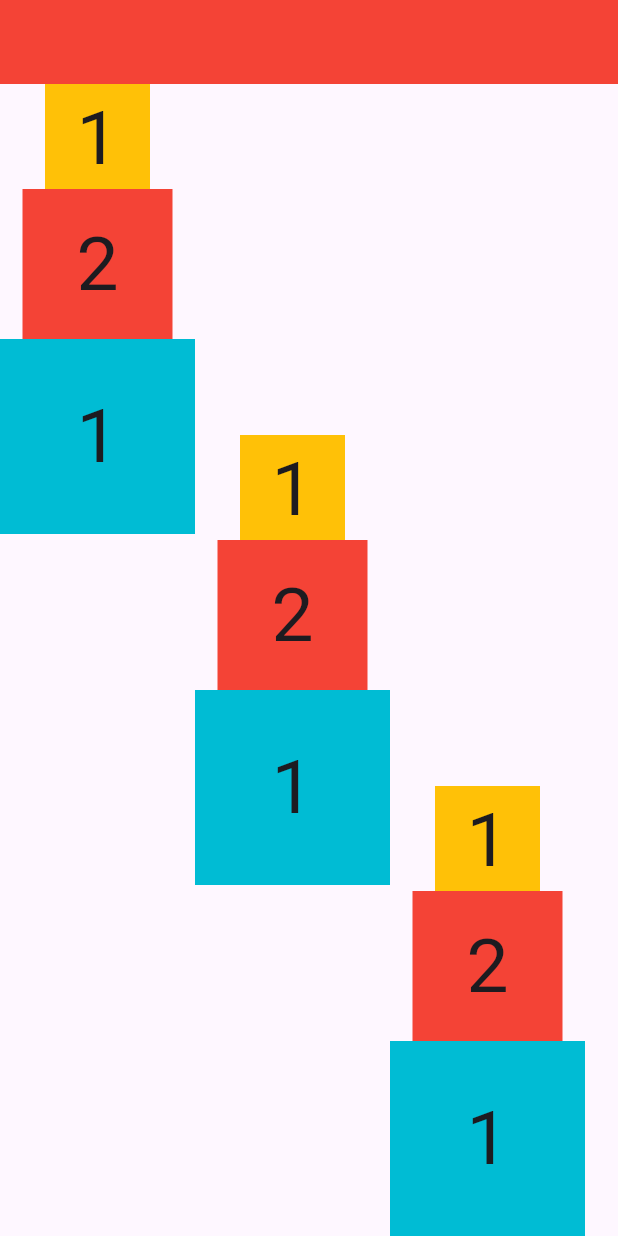
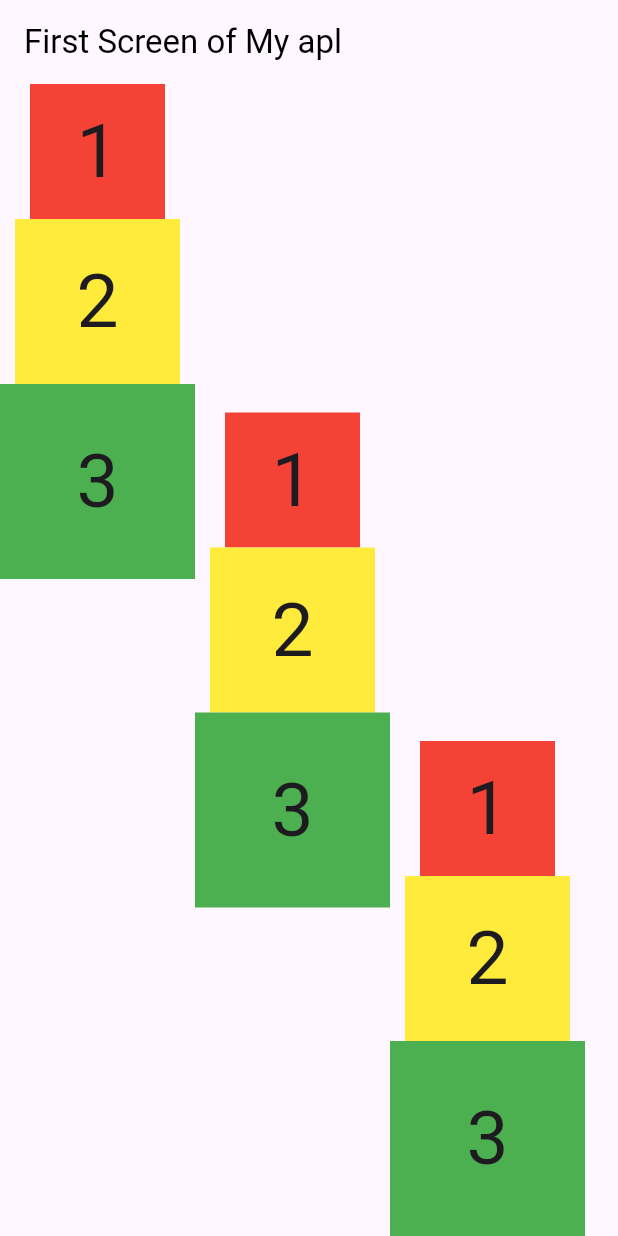
Before and after one commit to urm-jk/booster, a Flutter app: the screen it shows after launch, on a phone screen of 412 x 824 dp. Run offline on Flutter 3.47's test engine with Material 3 defaults, Android fonts, the phone set to English and light mode, and no system bars.

Commit message:
first commit

```diff
--- a/lib/main.dart
+++ b/lib/main.dart
@@ -10,19 +10,48 @@ class MyApp extends StatelessWidget {
   @override
   Widget build(BuildContext context) {
     return MaterialApp(
+      debugShowCheckedModeBanner: false,
       home: Scaffold(
         appBar: AppBar(
-          backgroundColor: Colors.red,
+          title: const Text(
+            'First Screen of My apl',
+            style: TextStyle(color: Colors.black),
           ),
-        body: Row(
+        ),
+        body: const Row(
           children: [
-            Column(
+            MyColumn(
               mainAxisAlignment: MainAxisAlignment.start,
+            ),
+            MyColumn(
+              mainAxisAlignment: MainAxisAlignment.center,
+            ),
+            MyColumn(
+              mainAxisAlignment: MainAxisAlignment.end,
+            ),
+          ],
+        ),
+      ),
+    );
+  }
+}
+
+class MyColumn extends StatelessWidget {
+  const MyColumn({
+    super.key,
+    required this.mainAxisAlignment,
+  });
+  final MainAxisAlignment mainAxisAlignment;
+
+  @override
+  Widget build(BuildContext context) {
+    return Column(
+      mainAxisAlignment: mainAxisAlignment,
       children: [
         Container(
-                  color: Colors.amber,
-                  height: 70,
-                  width: 70,
+          color: Colors.red,
+          height: 90,
+          width: 90,
           child: const Center(
             child: Text(
               '1',
@@ -31,9 +60,9 @@ class MyApp extends StatelessWidget {
           ),
         ),
         Container(
-                  color: Colors.red,
-                  height: 100,
-                  width: 100,
+          color: Colors.yellow,
+          height: 110,
+          width: 110,
           child: const Center(
             child: Text(
               '2',
@@ -42,97 +71,17 @@ class MyApp extends StatelessWidget {
           ),
         ),
         Container(
-                  color: Colors.cyan,
+          color: Colors.green,
           height: 130,
           width: 130,
           child: const Center(
             child: Text(
-                      '1',
+              '3',
               style: TextStyle(fontSize: 50),
             ),
           ),
         ),
       ],
-            ),
-            Column(
-              mainAxisAlignment: MainAxisAlignment.center,
-              children: [
-                Container(
-                  color: Colors.amber,
-                  height: 70,
-                  width: 70,
-                  child: const Center(
-                    child: Text(
-                      '1',
-                      style: TextStyle(fontSize: 50),
-                    ),
-                  ),
-                ),
-                Container(
-                  color: Colors.red,
-                  height: 100,
-                  width: 100,
-                  child: const Center(
-                    child: Text(
-                      '2',
-                      style: TextStyle(fontSize: 50),
-                    ),
-                  ),
-                ),
-                Container(
-                  color: Colors.cyan,
-                  height: 130,
-                  width: 130,
-                  child: const Center(
-                    child: Text(
-                      '1',
-                      style: TextStyle(fontSize: 50),
-                    ),
-                  ),
-                ),
-              ],
-            ),
-            Column(
-              mainAxisAlignment: MainAxisAlignment.end,
-              children: [
-                Container(
-                  color: Colors.amber,
-                  height: 70,
-                  width: 70,
-                  child: const Center(
-                    child: Text(
-                      '1',
-                      style: TextStyle(fontSize: 50),
-                    ),
-                  ),
-                ),
-                Container(
-                  color: Colors.red,
-                  height: 100,
-                  width: 100,
-                  child: const Center(
-                    child: Text(
-                      '2',
-                      style: TextStyle(fontSize: 50),
-                    ),
-                  ),
-                ),
-                Container(
-                  color: Colors.cyan,
-                  height: 130,
-                  width: 130,
-                  child: const Center(
-                    child: Text(
-                      '1',
-                      style: TextStyle(fontSize: 50),
-                    ),
-                  ),
-                ),
-              ],
-            ),
-          ],
-        ),
-      ),
     );
   }
 }
```
Lines whose indentation alone changed are shown as unchanged.
